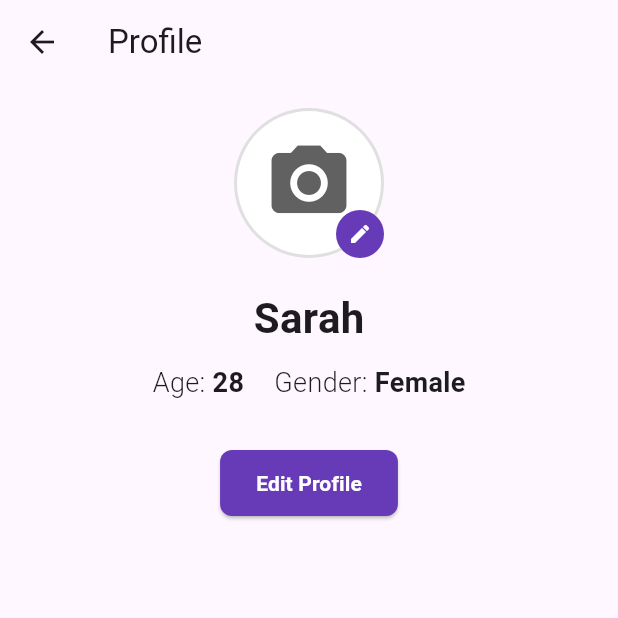
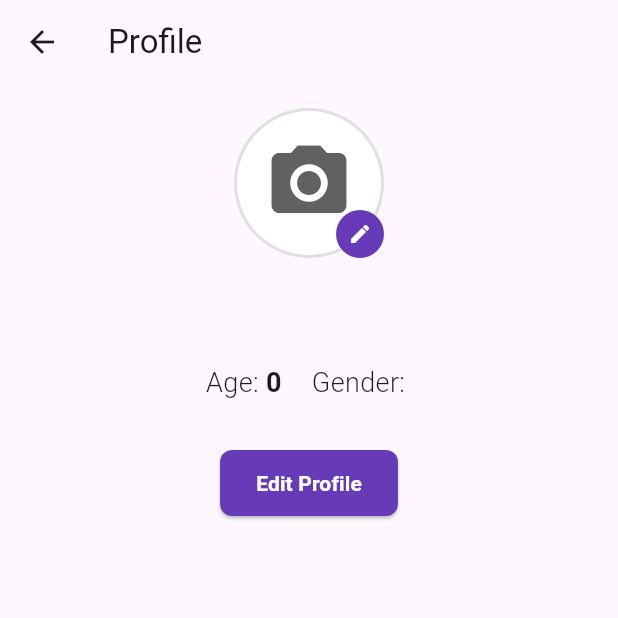
Before and after one commit to FahriBilici/synkronize_app, a Flutter app: the ProfileView screen opened by its route, after a tap on the "edit" icon, on a phone screen of 412 x 824 dp, the top half of it. Run offline on Flutter 3.47's test engine with Material 3 defaults, Android fonts, the phone set to English and light mode, and no system bars; our stand-ins replace cloud_firestore, firebase_core, firebase_storage, get, image_picker, sign_in_button; missing offline and left inert: web3auth_flutter; accounts and stored records are empty.

Commit message:
Create profile controller and fix the data problem in onboarding

```diff
--- a/lib/bindings/auth_binding.dart
+++ b/lib/bindings/auth_binding.dart
@@ -1,5 +1,6 @@
 import 'package:get/get.dart';
 import 'package:synkronize_app/controllers/onboarding_controller.dart';
+import 'package:synkronize_app/controllers/profile_controller.dart';
 import '../controllers/auth_controller.dart';
 import '../controllers/firestore_controller.dart';
 
@@ -9,5 +10,6 @@ class AuthBinding extends Bindings {
     Get.put(FirestoreController(), permanent: true);
     Get.put(AuthController(), permanent: true);
     Get.put(OnboardingController(), permanent: true);
+    Get.put(ProfileController(), permanent: true);
   }
 }
--- a/lib/controllers/firestore_controller.dart
+++ b/lib/controllers/firestore_controller.dart
@@ -69,7 +69,9 @@ class FirestoreController extends GetxController {
       });
 
       await firestore.collection('users').doc(email).update({
+        'name': onboardingInfo['name'],
         'age': onboardingInfo['age'],
+        'gender': onboardingInfo['gender'],
         'onboardingQuestions': questionsAndAnswers,
       });
     } catch (e) {
--- a/lib/controllers/onboarding_controller.dart
+++ b/lib/controllers/onboarding_controller.dart
@@ -6,6 +6,7 @@ class OnboardingController extends GetxController {
   final FirestoreController firestoreController = Get.find<FirestoreController>();
 
   Future<void> saveOnboardingInfo(String email, Map<String, dynamic> onboardingInfo) async {
+    print(onboardingInfo);
     try {
       await firestoreController.saveUserOnboardingInfo(email, onboardingInfo);
     } catch (e) {
--- /dev/null
+++ b/lib/controllers/profile_controller.dart
@@ -0,0 +1,25 @@
+import 'package:get/get.dart';
+import 'package:cloud_firestore/cloud_firestore.dart';
+import 'firestore_controller.dart';
+
+class ProfileController extends GetxController {
+  final FirestoreController firestoreController = Get.find<FirestoreController>();
+
+  var name = ''.obs;
+  var age = ''.obs;
+  var gender = ''.obs;
+
+  void fetchUserProfile() async {
+    try {
+      String userId = firestoreController.userId.value;
+      DocumentSnapshot userDoc = await firestoreController.firestore.collection('users').doc(userId).get();
+      if (userDoc.exists) {
+        name.value = userDoc['name'] ?? '';
+        age.value = userDoc['age']?.toString() ?? '';
+        gender.value = userDoc['gender'] ?? '';
+      }
+    } catch (e) {
+      print('Error fetching user profile: $e');
+    }
+  }
+}
--- a/lib/views/onboarding_view.dart
+++ b/lib/views/onboarding_view.dart
@@ -58,7 +58,9 @@ class _OnboardingViewState extends State<OnboardingView> {
   void _saveOnboardingInfo() async {
     String email = _authController.currentUserEmail.value;
     Map<String, dynamic> onboardingInfo = {
+      'name': _nameController.text,
       'age': _ageController.text,
+      'gender': _genderController.text,
       'questions': _answers,
     };
 
--- a/lib/views/profile_view.dart
+++ b/lib/views/profile_view.dart
@@ -5,32 +5,28 @@ import 'package:firebase_storage/firebase_storage.dart';
 import 'dart:io';
 import 'package:cloud_firestore/cloud_firestore.dart';
 import 'package:synkronize_app/controllers/firestore_controller.dart';
+import 'package:synkronize_app/controllers/profile_controller.dart';
 
 class ProfileView extends StatelessWidget {
-  final FirestoreController firestoreController =
-      Get.find<FirestoreController>();
+  final FirestoreController firestoreController = Get.find<FirestoreController>();
+  final ProfileController profileController = Get.put(ProfileController());
   final ImagePicker _picker = ImagePicker();
   final storage = FirebaseStorage.instance;
 
+  ProfileView({super.key});
+
   Future<void> uploadImage() async {
     try {
-      // Pick image from gallery
       final XFile? image = await _picker.pickImage(source: ImageSource.gallery);
       if (image == null) return;
 
-      // Create a reference to the location you want to upload to in Firebase Storage
       final String userId = firestoreController.userId.value;
       final storageRef = storage.ref().child('profile_images/$userId.jpg');
 
-      // Upload the file
       await storageRef.putFile(File(image.path));
-
-      // Get the download URL
       final imageUrl = await storageRef.getDownloadURL();
 
-      // Update the user's profile in Firestore with the image URL
-      await firestoreController
-          .updateData('users', userId, {'profileImageUrl': imageUrl});
+      await firestoreController.updateData('users', userId, {'profileImageUrl': imageUrl});
     } catch (e) {
       print('Error uploading image: $e');
       Get.snackbar('Error', 'Failed to upload image');
@@ -39,6 +35,9 @@ class ProfileView extends StatelessWidget {
 
   @override
   Widget build(BuildContext context) {
+    // Fetch user profile when the view is built
+    profileController.fetchUserProfile();
+
     return Scaffold(
       appBar: AppBar(
         title: const Text('Profile'),
@@ -66,8 +65,7 @@ class ProfileView extends StatelessWidget {
                     CircleAvatar(
                       radius: 50,
                       backgroundColor: Colors.grey[300],
-                      backgroundImage:
-                          imageUrl != null ? NetworkImage(imageUrl) : null,
+                      backgroundImage: imageUrl != null ? NetworkImage(imageUrl) : null,
                       child: imageUrl == null
                           ? CircleAvatar(
                         radius: 48,
@@ -101,51 +99,49 @@ class ProfileView extends StatelessWidget {
               },
             ),
             const SizedBox(height: 20),
-            // Basic Details
-            const Text(
-              'Sarah',
-              style: TextStyle(
+            Obx(() => Text(
+              profileController.name.value,
+              style: const TextStyle(
                 fontSize: 28,
                 fontWeight: FontWeight.bold,
               ),
-            ),
+            )),
             const SizedBox(height: 10),
             Row(
               mainAxisAlignment: MainAxisAlignment.center,
-              children: const [
-                Text(
+              children: [
+                const Text(
                   'Age: ',
                   style: TextStyle(
                     fontSize: 18,
                     fontWeight: FontWeight.w300,
                   ),
                 ),
-                Text(
-                  '28',
-                  style: TextStyle(
+                Obx(() => Text(
+                  profileController.age.value,
+                  style: const TextStyle(
                     fontSize: 18,
                     fontWeight: FontWeight.bold,
                   ),
-                ),
-                SizedBox(width: 20),
-                Text(
+                )),
+                const SizedBox(width: 20),
+                const Text(
                   'Gender: ',
                   style: TextStyle(
                     fontSize: 18,
                     fontWeight: FontWeight.w300,
                   ),
                 ),
-                Text(
-                  'Female',
-                  style: TextStyle(
+                Obx(() => Text(
+                  profileController.gender.value,
+                  style: const TextStyle(
                     fontSize: 18,
                     fontWeight: FontWeight.bold,
                   ),
-                ),
+                )),
               ],
             ),
             const SizedBox(height: 30),
-            // Edit Button
             ElevatedButton(
               onPressed: () {
                 // Add edit functionality here
@@ -153,8 +149,7 @@ class ProfileView extends StatelessWidget {
               style: ElevatedButton.styleFrom(
                 foregroundColor: Colors.white,
                 backgroundColor: Colors.deepPurple,
-                padding:
-                    const EdgeInsets.symmetric(horizontal: 24, vertical: 12),
+                padding: const EdgeInsets.symmetric(horizontal: 24, vertical: 12),
                 shape: RoundedRectangleBorder(
                   borderRadius: BorderRadius.circular(8),
                 ),
```
Lines whose indentation alone changed are shown as unchanged.
